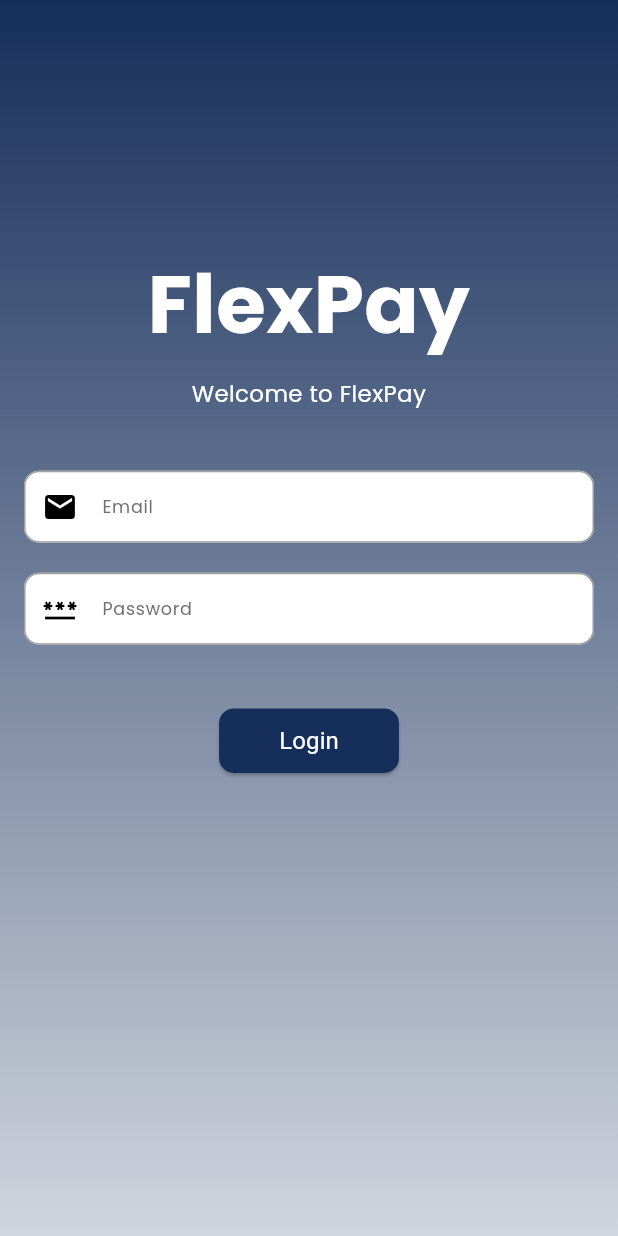
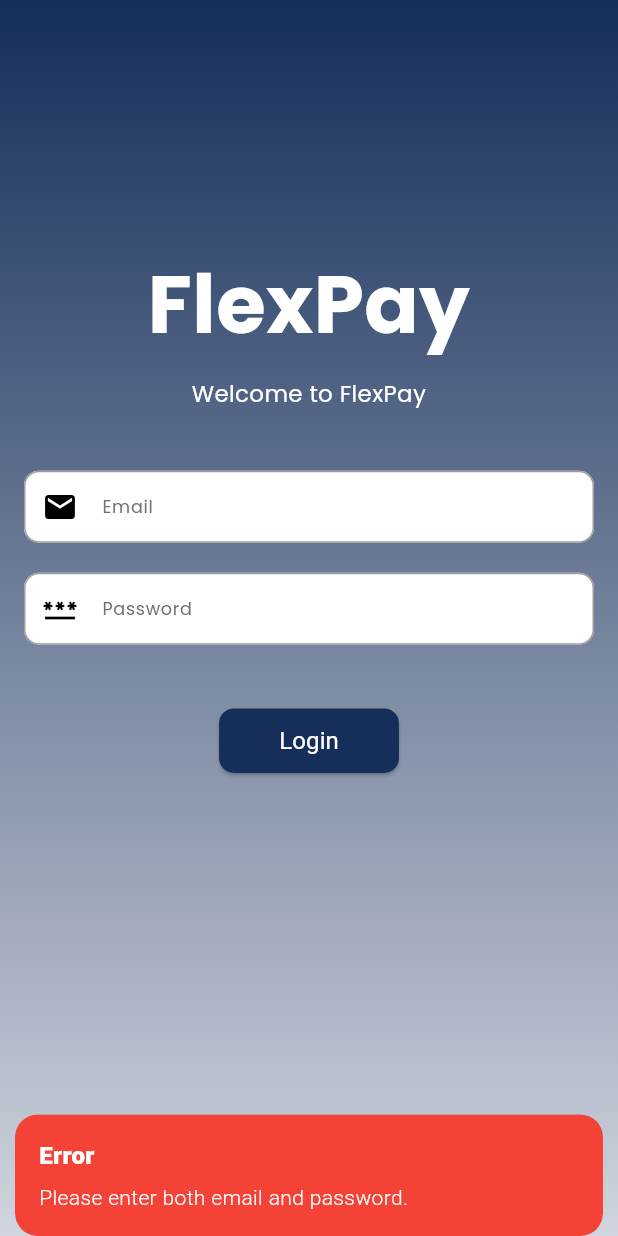
Before and after one commit to JamshaidMallik/flexpay, a Flutter app: the screen it shows after launch, after a tap on "Login", on a phone screen of 412 x 824 dp. Run offline on Flutter 3.47's test engine with Material 3 defaults, Android fonts, the phone set to English and light mode, and no system bars; our stand-ins replace firebase_auth, firebase_core, fluttertoast, get, get_storage, google_fonts and 1 more; accounts and stored records are empty.

Commit message:
add newly file in projectt

```diff
--- a/lib/constant/AppUi.dart
+++ b/lib/constant/AppUi.dart
@@ -1,4 +1,3 @@
-import 'dart:io';
 import 'package:flutter/material.dart';
 import 'package:fluttertoast/fluttertoast.dart';
 import 'package:get/get.dart';
--- a/lib/controller/authController.dart
+++ b/lib/controller/authController.dart
@@ -1,5 +1,48 @@
+import 'package:firebase_auth/firebase_auth.dart';
+import 'package:flexpay/services/auth_service.dart';
 import 'package:get/get.dart';
+import 'package:flutter/material.dart';
 
 class AuthController extends GetxController {
+  final FirebaseAuthService _authService = FirebaseAuthService();
+  TextEditingController emailController = TextEditingController();
+  TextEditingController passwordController = TextEditingController();
 
+  // Loading state
+  var isLoading = false.obs;
+
+  // Login Method
+  Future<void> login() async {
+    if (emailController.value.text.isEmpty || passwordController.value.text.isEmpty) {
+      Get.snackbar(
+        'Error',
+        'Please enter both email and password.',
+        snackPosition: SnackPosition.BOTTOM,
+        backgroundColor: Colors.red,
+        colorText: Colors.white,
+      );
+      return;
+    }
+
+    isLoading.value = true;
+
+    try {
+      User? user = await _authService.loginWithEmailAndPassword(
+        emailController.value.text.trim(),
+        passwordController.value.text.trim(),
+      );
+
+      Get.offNamed('/HomeScreen'); // Navigate to HomeScreen
+        } catch (e) {
+      Get.snackbar(
+        'Login Failed',
+        e.toString(),
+        snackPosition: SnackPosition.BOTTOM,
+        backgroundColor: Colors.red,
+        colorText: Colors.white,
+      );
+    } finally {
+      isLoading.value = false;
+    }
+  }
 }
--- a/lib/main.dart
+++ b/lib/main.dart
@@ -1,3 +1,7 @@
+import 'dart:io';
+
+import 'package:firebase_core/firebase_core.dart';
+import 'package:flexpay/firebase_options.dart';
 import 'package:flexpay/routes/routes.dart';
 import 'package:flutter/material.dart';
 import 'package:get/get.dart';
@@ -11,6 +15,9 @@
   WidgetsFlutterBinding.ensureInitialized();
   await GetStorage.init();
   DependencyInjection.init();
+  await Firebase.initializeApp(
+    options: Platform.isAndroid ? DefaultFirebaseOptions.android : DefaultFirebaseOptions.ios,
+  );
   runApp(const MyApp());
 }
 
--- /dev/null
+++ b/lib/services/auth_service.dart
@@ -0,0 +1,23 @@
+import 'package:firebase_auth/firebase_auth.dart';
+
+class FirebaseAuthService {
+  final FirebaseAuth _auth = FirebaseAuth.instance;
+
+  // Login with Email and Password
+  Future<User?> loginWithEmailAndPassword(String email, String password) async {
+    try {
+      UserCredential userCredential = await _auth.signInWithEmailAndPassword(
+        email: email,
+        password: password,
+      );
+      return userCredential.user;
+    } on FirebaseAuthException catch (e) {
+      throw e.message ?? "Login failed. Please try again.";
+    }
+  }
+
+  // Sign Out
+  Future<void> signOut() async {
+    await _auth.signOut();
+  }
+}
--- a/lib/view/login.dart
+++ b/lib/view/login.dart
@@ -2,8 +2,10 @@
 import 'package:flexpay/widgets/buttonWidget.dart';
 import 'package:flexpay/widgets/textFieldWidget.dart';
 import 'package:flutter/material.dart';
+import 'package:flexpay/controller/authController.dart';
+import 'package:get/get.dart';
 
-class LoginScreen extends StatelessWidget {
+class LoginScreen extends GetView<AuthController> {
   static const String routeName = '/LoginScreen';
   const LoginScreen({super.key});
 
@@ -53,12 +55,14 @@
                   ),
                   40.h,
                   CustomTextField(
+                    controller: controller.emailController,
                     hintText: 'Email',
                     keyboardType: TextInputType.emailAddress,
                     prefixIcon: Icon(Icons.email, color: blackColor),
                   ),
                   20.h,
                   CustomTextField(
+                    controller: controller.passwordController,
                     hintText: 'Password',
                     keyboardType: TextInputType.visiblePassword,
                     prefixIcon: Icon(Icons.password, color: blackColor),
@@ -66,13 +70,13 @@
                   40.h,
 
                   // Login Button
-                  CustomButton(
-                    color: primaryColor,
-                    text: 'Login',
-                    onPressed: () {
-
-                    },
-                  )
+                 Obx(()=> controller.isLoading.value ? const CircularProgressIndicator(color: Colors.white,): CustomButton(
+                   color: primaryColor,
+                   text: 'Login',
+                   onPressed: () {
+                     controller.login();
+                   },
+                 ))
                 ],
               ),
             ),
```
Also changed, not shown: firebase.json (added), lib/firebase_options.dart (added), 5 other files.
